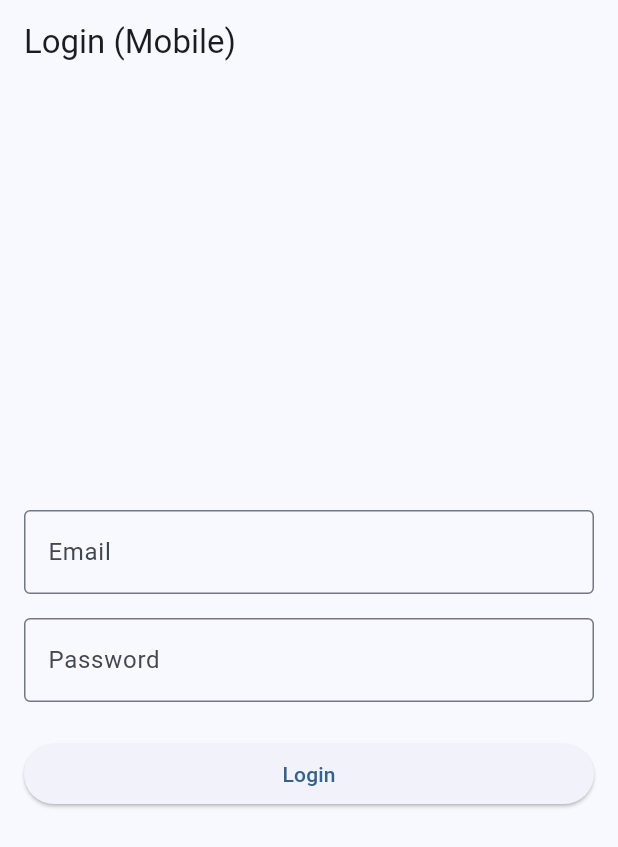
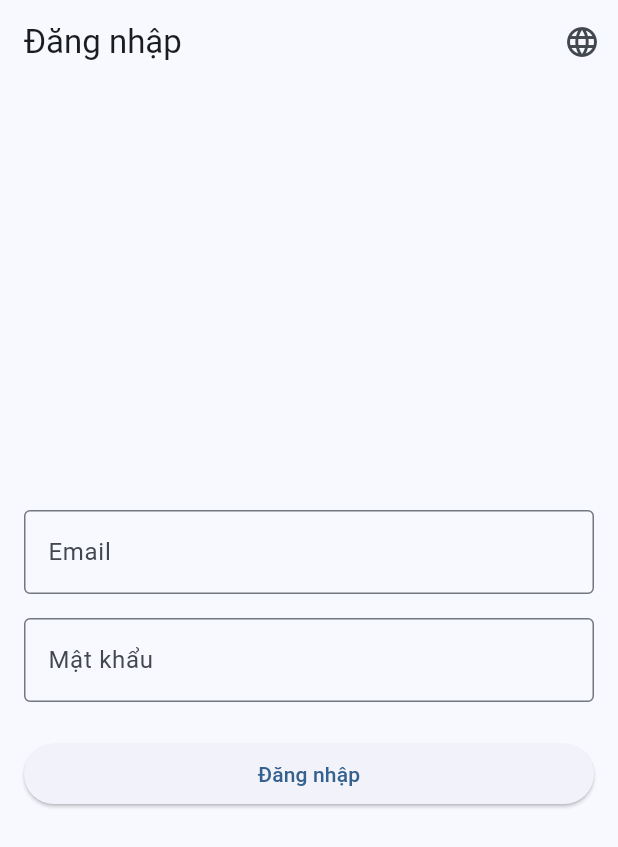
Before and after one commit to chuonghoai/SmartSpace_Client, a Flutter app: the screen it shows after launch, on a phone screen of 412 x 824 dp. Shown: the top 847 px of the screen. Run offline on Flutter 3.47's test engine with Material 3 defaults, Android fonts, the phone set to English and light mode, and no system bars; our stand-ins replace dio, flutter_secure_storage, go_router, jwt_decoder, shared_preferences.

Commit message:
feat: add l10n to support multi language

````diff
--- /dev/null
+++ b/l10n.yaml
@@ -0,0 +1,2 @@
+arb-dir: lib/l10n
+template-arb-file: app_en.arb
--- /dev/null
+++ b/lib/l10n/app_localizations.dart
@@ -0,0 +1,188 @@
+import 'dart:async';
+
+import 'package:flutter/foundation.dart';
+import 'package:flutter/widgets.dart';
+import 'package:flutter_localizations/flutter_localizations.dart';
+import 'package:intl/intl.dart' as intl;
+
+import 'app_localizations_en.dart';
+import 'app_localizations_vi.dart';
+
+// ignore_for_file: type=lint
+
+/// Callers can lookup localized strings with an instance of AppLocalizations
+/// returned by `AppLocalizations.of(context)`.
+///
+/// Applications need to include `AppLocalizations.delegate()` in their app's
+/// `localizationDelegates` list, and the locales they support in the app's
+/// `supportedLocales` list. For example:
+///
+/// ```dart
+/// import 'l10n/app_localizations.dart';
+///
+/// return MaterialApp(
+///   localizationsDelegates: AppLocalizations.localizationsDelegates,
+///   supportedLocales: AppLocalizations.supportedLocales,
+///   home: MyApplicationHome(),
+/// );
+/// ```
+///
+/// ## Update pubspec.yaml
+///
+/// Please make sure to update your pubspec.yaml to include the following
+/// packages:
+///
+/// ```yaml
+/// dependencies:
+///   # Internationalization support.
+///   flutter_localizations:
+///     sdk: flutter
+///   intl: any # Use the pinned version from flutter_localizations
+///
+///   # Rest of dependencies
+/// ```
+///
+/// ## iOS Applications
+///
+/// iOS applications define key application metadata, including supported
+/// locales, in an Info.plist file that is built into the application bundle.
+/// To configure the locales supported by your app, you’ll need to edit this
+/// file.
+///
+/// First, open your project’s ios/Runner.xcworkspace Xcode workspace file.
+/// Then, in the Project Navigator, open the Info.plist file under the Runner
+/// project’s Runner folder.
+///
+/// Next, select the Information Property List item, select Add Item from the
+/// Editor menu, then select Localizations from the pop-up menu.
+///
+/// Select and expand the newly-created Localizations item then, for each
+/// locale your application supports, add a new item and select the locale
+/// you wish to add from the pop-up menu in the Value field. This list should
+/// be consistent with the languages listed in the AppLocalizations.supportedLocales
+/// property.
+abstract class AppLocalizations {
+  AppLocalizations(String locale)
+    : localeName = intl.Intl.canonicalizedLocale(locale.toString());
+
+  final String localeName;
+
+  static AppLocalizations? of(BuildContext context) {
+    return Localizations.of<AppLocalizations>(context, AppLocalizations);
+  }
+
+  static const LocalizationsDelegate<AppLocalizations> delegate =
+      _AppLocalizationsDelegate();
+
+  /// A list of this localizations delegate along with the default localizations
+  /// delegates.
+  ///
+  /// Returns a list of localizations delegates containing this delegate along with
+  /// GlobalMaterialLocalizations.delegate, GlobalCupertinoLocalizations.delegate,
+  /// and GlobalWidgetsLocalizations.delegate.
+  ///
+  /// Additional delegates can be added by appending to this list in
+  /// MaterialApp. This list does not have to be used at all if a custom list
+  /// of delegates is preferred or required.
+  static const List<LocalizationsDelegate<dynamic>> localizationsDelegates =
+      <LocalizationsDelegate<dynamic>>[
+        delegate,
+        GlobalMaterialLocalizations.delegate,
+        GlobalCupertinoLocalizations.delegate,
+        GlobalWidgetsLocalizations.delegate,
+      ];
+
+  /// A list of this localizations delegate's supported locales.
+  static const List<Locale> supportedLocales = <Locale>[
+    Locale('en'),
+    Locale('vi'),
+  ];
+
+  /// No description provided for @appTitle.
+  ///
+  /// In en, this message translates to:
+  /// **'My App'**
+  String get appTitle;
+
+  /// No description provided for @login.
+  ///
+  /// In en, this message translates to:
+  /// **'Login'**
+  String get login;
+
+  /// No description provided for @email.
+  ///
+  /// In en, this message translates to:
+  /// **'Email'**
+  String get email;
+
+  /// No description provided for @password.
+  ///
+  /// In en, this message translates to:
+  /// **'Password'**
+  String get password;
+
+  /// No description provided for @welcome.
+  ///
+  /// In en, this message translates to:
+  /// **'Welcome'**
+  String get welcome;
+
+  /// No description provided for @settings.
+  ///
+  /// In en, this message translates to:
+  /// **'Settings'**
+  String get settings;
+
+  /// No description provided for @language.
+  ///
+  /// In en, this message translates to:
+  /// **'Language'**
+  String get language;
+
+  /// No description provided for @vietnamese.
+  ///
+  /// In en, this message translates to:
+  /// **'Vietnamese'**
+  String get vietnamese;
+
+  /// No description provided for @english.
+  ///
+  /// In en, this message translates to:
+  /// **'English'**
+  String get english;
+}
+
+class _AppLocalizationsDelegate
+    extends LocalizationsDelegate<AppLocalizations> {
+  const _AppLocalizationsDelegate();
+
+  @override
+  Future<AppLocalizations> load(Locale locale) {
+    return SynchronousFuture<AppLocalizations>(lookupAppLocalizations(locale));
+  }
+
+  @override
+  bool isSupported(Locale locale) =>
+      <String>['en', 'vi'].contains(locale.languageCode);
+
+  @override
+  bool shouldReload(_AppLocalizationsDelegate old) => false;
+}
+
+AppLocalizations lookupAppLocalizations(Locale locale) {
+  // Lookup logic when only language code is specified.
+  switch (locale.languageCode) {
+    case 'en':
+      return AppLocalizationsEn();
+    case 'vi':
+      return AppLocalizationsVi();
+  }
+
+  throw FlutterError(
+    'AppLocalizations.delegate failed to load unsupported locale "$locale". This is likely '
+    'an issue with the localizations generation tool. Please file an issue '
+    'on GitHub with a reproducible sample app and the gen-l10n configuration '
+    'that was used.',
+  );
+}
--- a/lib/main.dart
+++ b/lib/main.dart
@@ -1,5 +1,8 @@
 import 'package:flutter/material.dart';
+import 'package:flutter_localizations/flutter_localizations.dart';
+import 'l10n/app_localizations.dart';
 import 'routes/app_router.dart';
+import 'core/localization/locale_provider.dart';
 
 void main() {
   runApp(const SmartSpaceApp());
@@ -10,13 +13,29 @@ class SmartSpaceApp extends StatelessWidget {
 
   @override
   Widget build(BuildContext context) {
+    return ListenableBuilder(
+      listenable: localeProvider,
+      builder: (context, child) {
         return MaterialApp.router(
           title: 'SmartSpace Client',
           theme: ThemeData(
             colorScheme: ColorScheme.fromSeed(seedColor: Colors.blue),
             useMaterial3: true,
           ),
+          locale: localeProvider.locale,
+          localizationsDelegates: const [
+            AppLocalizations.delegate,
+            GlobalMaterialLocalizations.delegate,
+            GlobalWidgetsLocalizations.delegate,
+            GlobalCupertinoLocalizations.delegate,
+          ],
+          supportedLocales: const [
+            Locale('vi'),
+            Locale('en'),
+          ],
           routerConfig: appRouter,
+        );
+      },
     );
   }
 }
--- a/lib/ui/mobile/login_screen.dart
+++ b/lib/ui/mobile/login_screen.dart
@@ -1,13 +1,28 @@
 import 'package:flutter/material.dart';
+import 'package:smartspace_client/l10n/app_localizations.dart';
+import '../../core/localization/locale_provider.dart';
 
 class MobileLoginScreen extends StatelessWidget {
   const MobileLoginScreen({super.key});
 
   @override
   Widget build(BuildContext context) {
+    final l10n = AppLocalizations.of(context)!;
+
     return Scaffold(
       appBar: AppBar(
-        title: const Text('Login (Mobile)'),
+        title: Text(l10n.login),
+        actions: [
+          IconButton(
+            icon: const Icon(Icons.language),
+            onPressed: () {
+              final newLocale = localeProvider.locale.languageCode == 'vi'
+                  ? const Locale('en')
+                  : const Locale('vi');
+              localeProvider.setLocale(newLocale);
+            },
+          ),
+        ],
       ),
       body: Padding(
         padding: const EdgeInsets.all(16.0),
@@ -15,24 +30,24 @@ class MobileLoginScreen extends StatelessWidget {
           mainAxisAlignment: MainAxisAlignment.center,
           crossAxisAlignment: CrossAxisAlignment.stretch,
           children: [
-            const TextField(
+            TextField(
               decoration: InputDecoration(
-                labelText: 'Email',
-                border: OutlineInputBorder(),
+                labelText: l10n.email,
+                border: const OutlineInputBorder(),
               ),
             ),
             const SizedBox(height: 16),
-            const TextField(
+            TextField(
               obscureText: true,
               decoration: InputDecoration(
-                labelText: 'Password',
-                border: OutlineInputBorder(),
+                labelText: l10n.password,
+                border: const OutlineInputBorder(),
               ),
             ),
             const SizedBox(height: 24),
             ElevatedButton(
               onPressed: () {},
-              child: const Text('Login'),
+              child: Text(l10n.login),
             ),
           ],
         ),
--- a/pubspec.yaml
+++ b/pubspec.yaml
@@ -59,6 +59,7 @@ dev_dependencies:
 
 # The following section is specific to Flutter packages.
 flutter:
+  generate: true
 
   # The following line ensures that the Material Icons font is
   # included with your application, so that you can use the icons in
````
Also changed, not shown: lib/core/localization/locale_provider.dart (added, +32 -0 lines), lib/l10n/app_en.arb (added, +12 -0 lines), lib/l10n/app_localizations_en.dart (added, +37 -0 lines), lib/l10n/app_localizations_vi.dart (added, +37 -0 lines), lib/l10n/app_vi.arb (added, +12 -0 lines), lib/ui/web/login_screen.dart (+12 -9 lines). Lines whose indentation alone changed are shown as unchanged.
